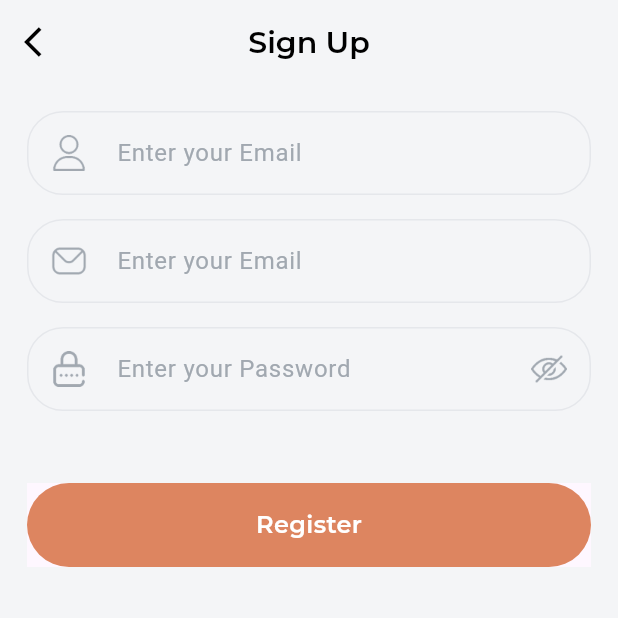
After one commit to MohamedElnaggar-dev/suits, a Flutter app: the SignupView screen opened by its route, on a phone screen of 412 x 824 dp, the top half of it. The commit adds this screen. Run offline on Flutter 3.47's test engine with Material 3 defaults, Android fonts, the phone set to English and light mode, and no system bars; our stand-ins replace equatable, flutter_svg, go_router, smooth_page_indicator.

```diff
--- a/lib/core/utils/constants/app_assets.dart
+++ b/lib/core/utils/constants/app_assets.dart
@@ -58,6 +58,10 @@ class Assets {
   /// assets/images/third_onboarding_background.jpg
   static const String imagesThirdOnboardingBackground = "assets/images/third_onboarding_background.jpg";
 
+  /// Assets for imagesUserIcon
+  /// assets/images/user_icon.png
+  static const String imagesUserIcon = "assets/images/user_icon.png";
+
   /// Assets for svgsEmail
   /// assets/svgs/email.svg
   static const String svgsEmail = "assets/svgs/email.svg";
--- a/lib/core/utils/router/app_routes.dart
+++ b/lib/core/utils/router/app_routes.dart
@@ -1,5 +1,6 @@
 import 'package:go_router/go_router.dart';
 import 'package:suits_app/features/auth/presentation/view/login_view.dart';
+import 'package:suits_app/features/auth/presentation/view/signup_view.dart';
 import 'package:suits_app/features/get_started/presentation/view/get_started_view.dart';
 import 'package:suits_app/features/onboarding/presentation/view/onboarding_view.dart';
 import 'package:suits_app/features/splash/presentation/view/splash_view.dart';
@@ -8,6 +9,7 @@ abstract class AppRouter {
   static const kOnboardingView = '/onboardingView';
   static const kGetStartedView = '/getStartedView';
   static const kLoginView = '/loginView';
+  static const kSignupView = '/signupView';
 
   static final router = GoRouter(
     routes: [
@@ -24,6 +26,10 @@ abstract class AppRouter {
         path: '/loginView',
         builder: (context, state) => const LoginView(),
       ),
+      GoRoute(
+        path: '/signupView',
+        builder: (context, state) => const SignupView(),
+      ),
     ],
   );
 }
--- a/lib/features/auth/presentation/view/login_view.dart
+++ b/lib/features/auth/presentation/view/login_view.dart
@@ -1,9 +1,11 @@
 import 'package:flutter/gestures.dart';
 import 'package:flutter/material.dart';
+import 'package:go_router/go_router.dart';
 import 'package:suits_app/core/utils/constants/app_assets.dart';
 import 'package:suits_app/core/utils/constants/app_colors.dart';
 import 'package:suits_app/core/utils/constants/app_dimensions.dart';
 import 'package:suits_app/core/utils/constants/app_styles.dart';
+import 'package:suits_app/core/utils/router/app_routes.dart';
 import 'package:suits_app/core/utils/ui/app_bar.dart';
 import 'package:suits_app/core/utils/ui/app_button.dart';
 import 'package:suits_app/features/auth/presentation/widgets/custom_divider.dart';
@@ -64,7 +66,7 @@ class LoginView extends StatelessWidget {
                     ),
                     recognizer: TapGestureRecognizer()
                       ..onTap = () {
-                        // action here
+                        context.push(AppRouter.kSignupView);
                       },
                   ),
                 ],
--- /dev/null
+++ b/lib/features/auth/presentation/view/signup_view.dart
@@ -0,0 +1,38 @@
+import 'package:flutter/material.dart';
+import 'package:suits_app/core/utils/constants/app_colors.dart';
+import 'package:suits_app/core/utils/constants/app_dimensions.dart';
+import 'package:suits_app/core/utils/ui/app_bar.dart';
+import 'package:suits_app/core/utils/ui/app_button.dart';
+import 'package:suits_app/features/auth/presentation/widgets/custom_email_text_field.dart';
+import 'package:suits_app/features/auth/presentation/widgets/custom_name_text_field.dart';
+import 'package:suits_app/features/auth/presentation/widgets/custom_password_text_field.dart';
+
+class SignupView extends StatelessWidget {
+  const SignupView({super.key});
+
+  @override
+  Widget build(BuildContext context) {
+    return Scaffold(
+      backgroundColor: AppColors.scaffoldColor,
+      appBar: CustomAppBar(isLeading: true, title: 'Sign Up'),
+      body: Padding(
+        padding: AppDimensions.pagePadding,
+        child: Column(
+          children: [
+            CustomNameTextField(),
+            const SizedBox(height: AppDimensions.medium),
+            const CustomEmailTextField(),
+            const SizedBox(height: AppDimensions.medium),
+            CustomPasswordTextField(),
+            const SizedBox(height: AppDimensions.small),
+
+            const SizedBox(height: 34),
+
+            AppButton(onTap: () {}, text: 'Register'),
+            const SizedBox(height: AppDimensions.medium),
+          ],
+        ),
+      ),
+    );
+  }
+}
--- /dev/null
+++ b/lib/features/auth/presentation/widgets/custom_name_text_field.dart
@@ -0,0 +1,30 @@
+import 'package:flutter/material.dart';
+
+import 'package:suits_app/core/utils/constants/app_assets.dart';
+
+import 'package:suits_app/core/utils/ui/custom_text_field.dart';
+
+class CustomNameTextField extends StatelessWidget {
+  const CustomNameTextField({super.key, this.controller});
+  final TextEditingController? controller;
+  @override
+  Widget build(BuildContext context) {
+    return CustomTextField(
+      controller: controller,
+      hintText: 'Enter your Email',
+      prefixIcon: Padding(
+        padding: const EdgeInsets.symmetric(horizontal: 16, vertical: 8),
+        child: Image.asset(Assets.imagesUserIcon, width: 24, height: 24),
+      ),
+      validator: (value) {
+        if (value == null || value.isEmpty) {
+          return 'Fill The Name';
+        }
+
+        return null;
+      },
+      keyboardType: TextInputType.emailAddress,
+      obscureText: false,
+    );
+  }
+}
--- a/lib/features/onboarding/presentation/widgets/onboarding_view_content.dart
+++ b/lib/features/onboarding/presentation/widgets/onboarding_view_content.dart
@@ -23,7 +23,10 @@ class OnboardingViewContent extends StatelessWidget {
           mainAxisAlignment: MainAxisAlignment.end,
           crossAxisAlignment: CrossAxisAlignment.start,
           children: [
-            Text(headText, style: AppStyles.bold(fontSize: 36)),
+            Text(
+              headText,
+              style: AppStyles.bold(fontSize: 36, color: Colors.white),
+            ),
             const SizedBox(height: 10),
             Text(descText, style: AppStyles.reguler(fontSize: 14)),
             const SizedBox(height: 150),
```
Also changed, not shown: lib/features/auth/presentation/widgets/custom_check_box.dart (added, +33 -0 lines), lib/features/auth/presentation/widgets/custom_text.dart (added, +32 -0 lines), lib/features/auth/presentation/widgets/terms_and_conditions.dart (added, +39 -0 lines), assets/images/user_icon.png (added).
